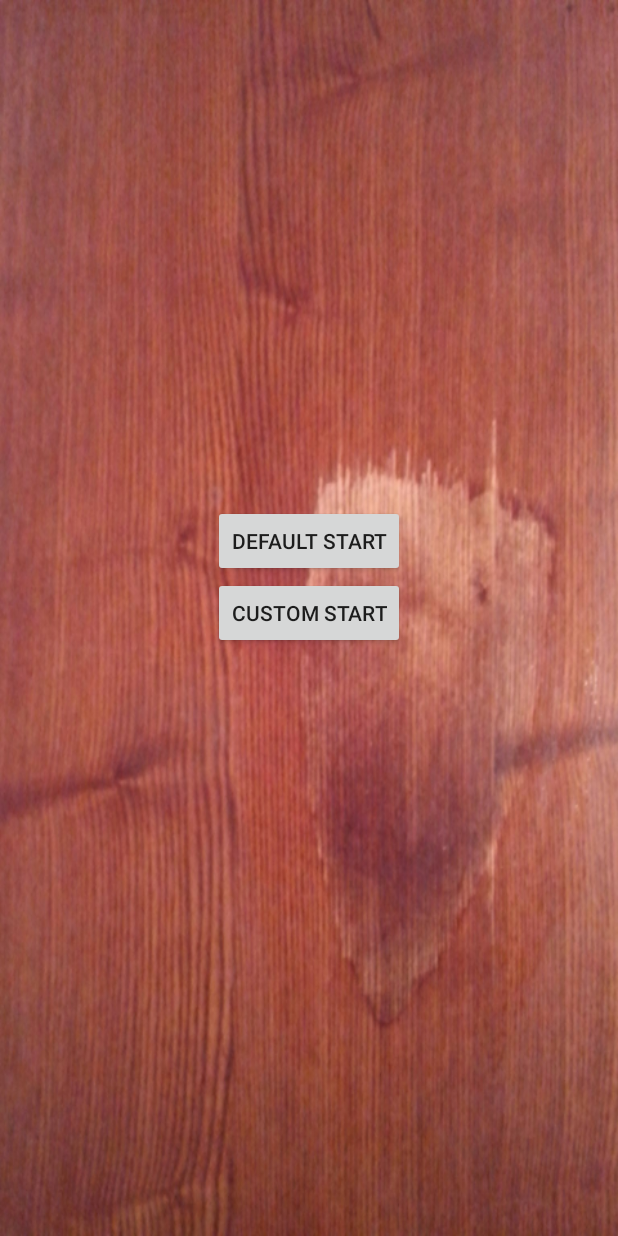
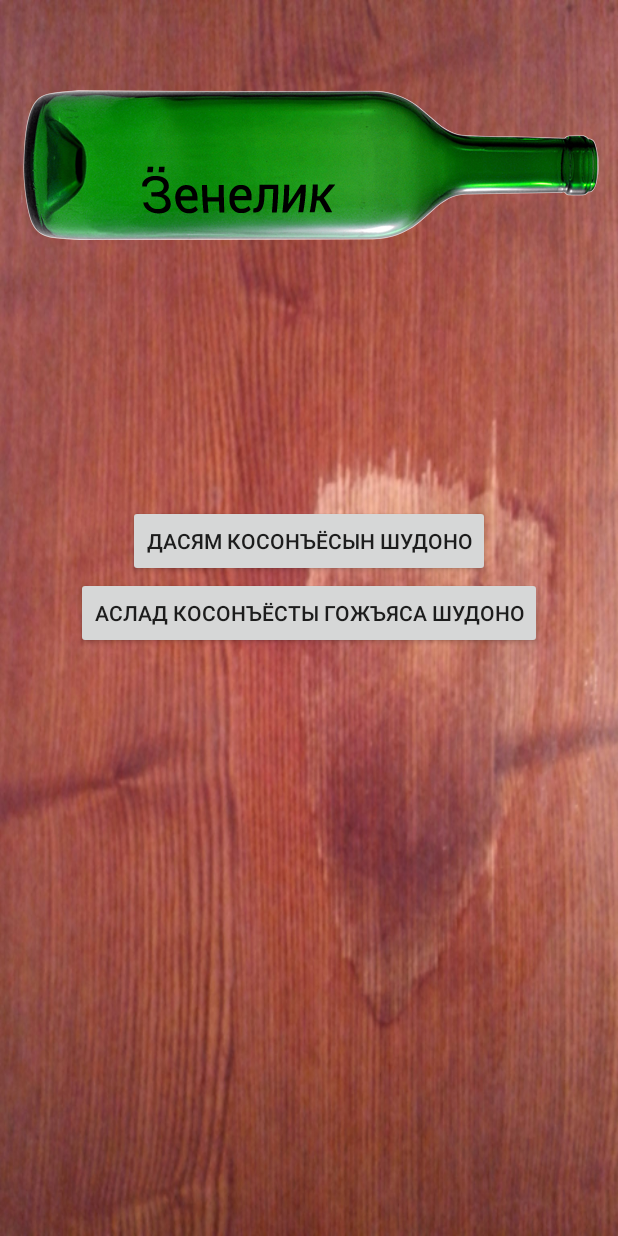
Before and after one commit to vorgoron/jenelic, an Android app: the screen it shows after launch (StartActivity), on a phone screen of 412 x 824 dp. Run offline under Robolectric (Android 15) with nearby library versions, the phone set to English and light mode, and no system bars.

Commit message:
Добавлены задания, поменял бутылку, текст

```diff
--- a/app/src/main/res/layout/activity_main.xml
+++ b/app/src/main/res/layout/activity_main.xml
@@ -24,8 +24,8 @@
     <TextView
         android:id="@+id/text_task"
         android:layout_width="fill_parent"
-        android:layout_height="wrap_content"
-        tools:text="Some task"
+        android:layout_height="100dp"
+        tools:text="Астэ удмурт ТВ-тӥ программаез нуись интые пукты но вакчияк туннэ нуналысьтыд иворъёсын тодматы"
         android:textColor="#fff"
         android:paddingLeft="5dp"
         android:paddingRight="5dp"
--- a/app/src/main/res/layout/activity_start.xml
+++ b/app/src/main/res/layout/activity_start.xml
@@ -3,6 +3,15 @@
     android:layout_width="match_parent"
     android:layout_height="match_parent"
     android:background="@drawable/jak">
+
+    <ImageView
+        android:layout_width="wrap_content"
+        android:layout_height="wrap_content"
+        android:id="@+id/imageView"
+        android:layout_gravity="center_horizontal|top"
+        android:src="@drawable/bottle"
+        android:padding="10dp"
+        android:layout_marginTop="50dp" />
 
     <LinearLayout
         android:orientation="vertical"
--- a/app/src/main/res/values/strings.xml
+++ b/app/src/main/res/values/strings.xml
@@ -3,17 +3,34 @@
 
     <string name="app_name">Jenelic</string>
     <string name="action_settings">Settings</string>
-    <string name="default_start">default start</string>
-    <string name="custom_start">custom start</string>
-    <string name="add_button">add</string>
-    <string name="next_button"><![CDATA[next >]]></string>
+    <string name="default_start">Дасям косонъёсын шудоно</string>
+    <string name="custom_start">Аслад косонъёсты гожъяса шудоно</string>
+    <string name="add_button">ватсано</string>
+    <string name="next_button">Шудоно</string>
 
     <string-array name="tasks">
-        <item>1 dasf</item>
-        <item>2 dfasf</item>
-        <item>3 fda</item>
-        <item>4fds</item>
-        <item>5 dfa</item>
+        <item>Чупа астэ</item>
+        <item>Бур палад пукись эштэ берпалаз ӵыж</item>
+        <item>5 удмурт кылбурчиослэсь нимъёссэс вера</item>
+        <item>Тыпыртон экты</item>
+        <item>Вера улонысьтыд кыӵе ке учырез, кудӥз понна тыныд али возьыт</item>
+        <item>Усьтэм укное кеськы: Мон - удмурт! Мон туж шудо!</item>
+        <item>Паллян палад пукись эшед сярысь малпанъёстэ вера</item>
+        <item>Кӧня тыныд арес, сомында пол ик астэ кымысад тэшкыльты</item>
+        <item>Вера, пичи дыръяд кин луэмед потэ вал</item>
+        <item>Та писпуослэсь удмурт нимъёссэс вера: берёза, тополь, сосна, ель, клён</item>
+        <item>Толэзьёслэсь удмурт нимъёссэс вера</item>
+        <item>Мурӝол Андеграунд кадь тэтчаса "Мы супер удмурты" кырӟанысьтыз припевзэ быдэсты</item>
+        <item>Удмурт кылбур вера. Ӧд ке быгаты, бур но паллян палад пукись эшъёсыд пельёстэ мед позыръялозы</item>
+        <item>Ым тырад сиён куртчы но шу: "Малы мон сыӵе кӧй?" </item>
+        <item>Николай Анисимовлэсь "Ӟеч луэ, тӧдьы кызьпуос" кырӟанзэ рокез сямен кырӟа</item>
+        <item>Вера, вордскем нуналад кыӵе тужгес но кулэтэм арбери тыныд кузьмазы</item>
+        <item>Удмурт кылын куинь анекдот мадь</item>
+        <item>Астэ удмурт ТВ-тӥ программаез нуись интые пукты но вакчияк туннэ нуналысьтыд иворъёсын тодматы</item>
+        <item>Удмурт нылкышно костюме пырись дӥсьёслэсь нимъёссэс вера</item>
+        <item>Паллян палан пукись эшед пала берытскы но шу: "Кыӵе тон мусо! Инь-инь-инь!"</item>
+        <item>10 удмурт сиён-юонъёслэсь нимъёссэс вера</item>
+        <item>Ӟуч кылэ берыкты: кун, куншет, кунпус, кунул</item>
     </string-array>
 
 </resources>
```
Also changed, not shown: app/src/main/res/drawable-hdpi/bottle.png, 1 other file.
